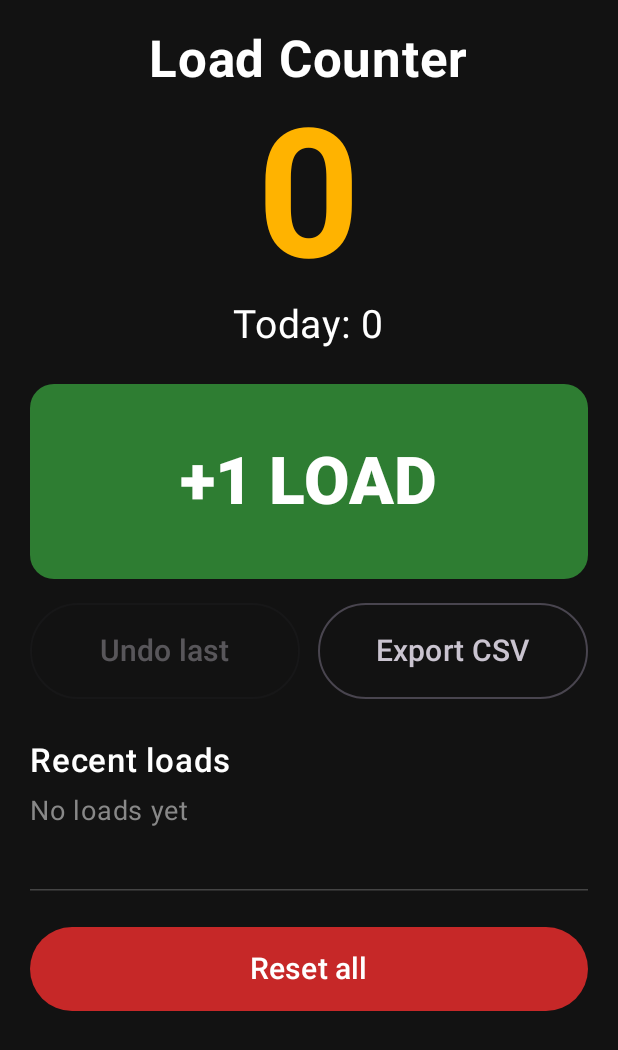
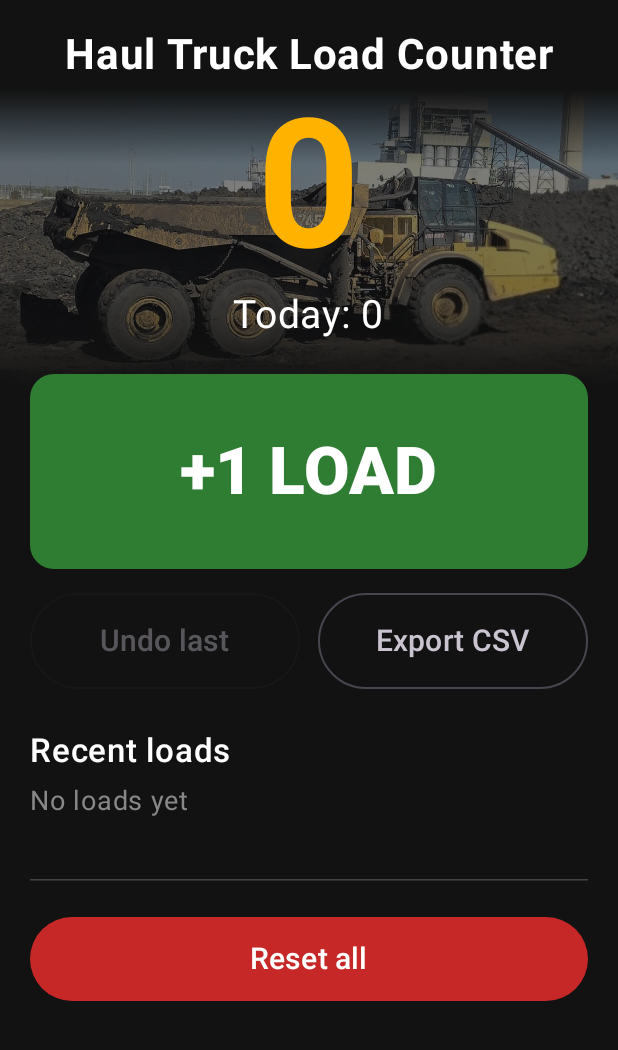
Before and after one commit to acadiancrypto/acadiancrypto.github.io, an Android app built with Jetpack Compose: the screen it shows after launch (MainActivity), on a phone screen of 412 x 824 dp. Shown: the top 1050 px of the screen. Run offline under Robolectric (Android 15) with nearby library versions, the phone set to English and light mode, and no system bars.

Commit message:
Rename to Haul Truck Load Counter and add truck photo background
Shows a dimmed photo of a CAT 745 haul truck behind the count, faded
into the dark background so the numbers stay readable. Bumps version
to 1.1 so it installs as an update, and refreshes the download page.

Co-Authored-By: Claude Opus 5.5 <noreply@anthropic.com>
Claude-Session: https://claude.ai/code/session_018Aqn5UvoF2gGhUrNtdekYP

```diff
--- a/app/build.gradle.kts
+++ b/app/build.gradle.kts
@@ -11,8 +11,8 @@ android {
         applicationId = "com.acadiancrypto.loadcounter"
         minSdk = 26
         targetSdk = 34
-        versionCode = 1
-        versionName = "1.0"
+        versionCode = 2
+        versionName = "1.1"
     }
 
     buildTypes {
--- a/app/src/main/java/com/acadiancrypto/loadcounter/ui/LoadCounterScreen.kt
+++ b/app/src/main/java/com/acadiancrypto/loadcounter/ui/LoadCounterScreen.kt
@@ -1,6 +1,9 @@
 package com.acadiancrypto.loadcounter.ui
 
+import androidx.compose.foundation.Image
+import androidx.compose.foundation.background
 import androidx.compose.foundation.layout.Arrangement
+import androidx.compose.foundation.layout.Box
 import androidx.compose.foundation.layout.Column
 import androidx.compose.foundation.layout.Row
 import androidx.compose.foundation.layout.Spacer
@@ -27,14 +30,20 @@ import androidx.compose.runtime.saveable.rememberSaveable
 import androidx.compose.runtime.setValue
 import androidx.compose.ui.Alignment
 import androidx.compose.ui.Modifier
+import androidx.compose.ui.draw.alpha
+import androidx.compose.ui.graphics.Brush
 import androidx.compose.ui.graphics.Color
+import androidx.compose.ui.layout.ContentScale
+import androidx.compose.ui.res.painterResource
 import androidx.compose.ui.text.font.FontFamily
 import androidx.compose.ui.text.font.FontWeight
+import androidx.compose.ui.text.style.TextAlign
 import androidx.compose.ui.tooling.preview.Preview
 import androidx.compose.ui.unit.dp
 import androidx.compose.ui.unit.sp
 import com.acadiancrypto.loadcounter.LoadFormat
 import com.acadiancrypto.loadcounter.LoadUiState
+import com.acadiancrypto.loadcounter.R
 
 @Composable
 fun LoadCounterScreen(
@@ -49,6 +58,36 @@ fun LoadCounterScreen(
     var confirmReset by rememberSaveable { mutableStateOf(false) }
 
     Surface(modifier = Modifier.fillMaxSize(), color = MaterialTheme.colorScheme.background) {
+        Box(modifier = Modifier.fillMaxSize()) {
+            // Dimmed truck photo behind the count. It sits outside the scrolling column so it
+            // stays put; the gradient on top fades its edges into the dark background.
+            Box(
+                modifier = Modifier
+                    .align(Alignment.TopCenter)
+                    .padding(top = 60.dp)
+                    .fillMaxWidth(),
+            ) {
+                Image(
+                    painter = painterResource(R.drawable.haul_truck_photo),
+                    contentDescription = null,
+                    contentScale = ContentScale.FillWidth,
+                    modifier = Modifier
+                        .fillMaxWidth()
+                        .alpha(0.45f),
+                )
+                Box(
+                    modifier = Modifier
+                        .matchParentSize()
+                        .background(
+                            Brush.verticalGradient(
+                                0f to Background,
+                                0.25f to Color.Transparent,
+                                0.7f to Color.Transparent,
+                                1f to Background,
+                            )
+                        ),
+                )
+            }
             Column(
                 modifier = Modifier
                     .fillMaxSize()
@@ -56,7 +95,13 @@ fun LoadCounterScreen(
                     .padding(20.dp),
                 horizontalAlignment = Alignment.CenterHorizontally,
             ) {
-            Text("Load Counter", fontSize = 34.sp, fontWeight = FontWeight.Bold, color = Color.White)
+                Text(
+                    "Haul Truck Load Counter",
+                    fontSize = 28.sp,
+                    fontWeight = FontWeight.Bold,
+                    color = Color.White,
+                    textAlign = TextAlign.Center,
+                )
 
                 Text(
                     text = state.total.toString(),
@@ -129,6 +174,7 @@ fun LoadCounterScreen(
                 ) { Text("Reset all", fontSize = 20.sp) }
             }
         }
+    }
 
     if (confirmUndo) {
         ConfirmDialog(
--- a/app/src/main/java/com/acadiancrypto/loadcounter/ui/Theme.kt
+++ b/app/src/main/java/com/acadiancrypto/loadcounter/ui/Theme.kt
@@ -8,11 +8,12 @@ import androidx.compose.ui.graphics.Color
 val Amber = Color(0xFFFFB300)
 val LoadGreen = Color(0xFF2E7D32)
 val DangerRed = Color(0xFFC62828)
+val Background = Color(0xFF121212)
 
 private val DarkColors = darkColorScheme(
     primary = Amber,
-    background = Color(0xFF121212),
-    surface = Color(0xFF121212),
+    background = Background,
+    surface = Background,
 )
 
 @Composable
--- a/app/src/main/res/values/strings.xml
+++ b/app/src/main/res/values/strings.xml
@@ -1,3 +1,3 @@
 <resources>
-    <string name="app_name">Load Counter</string>
+    <string name="app_name">Haul Truck Load Counter</string>
 </resources>
```
Also changed, not shown: app/src/main/res/drawable-nodpi/haul_truck_photo.jpg (added), 3 other files. Lines whose indentation alone changed are shown as unchanged.
